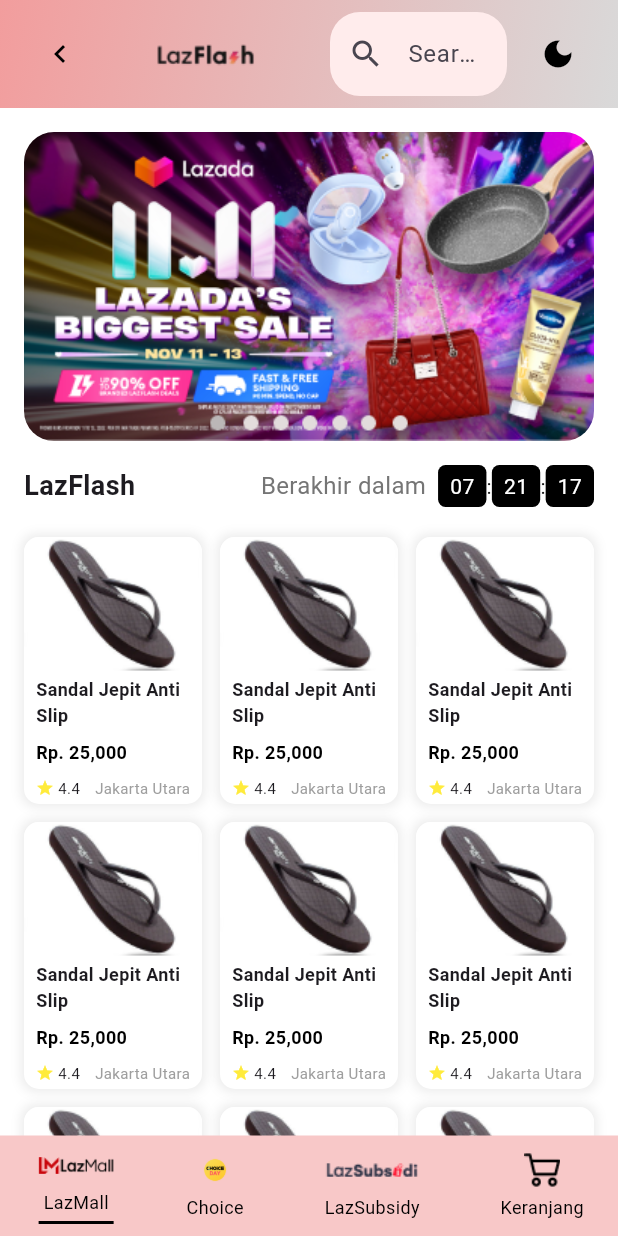
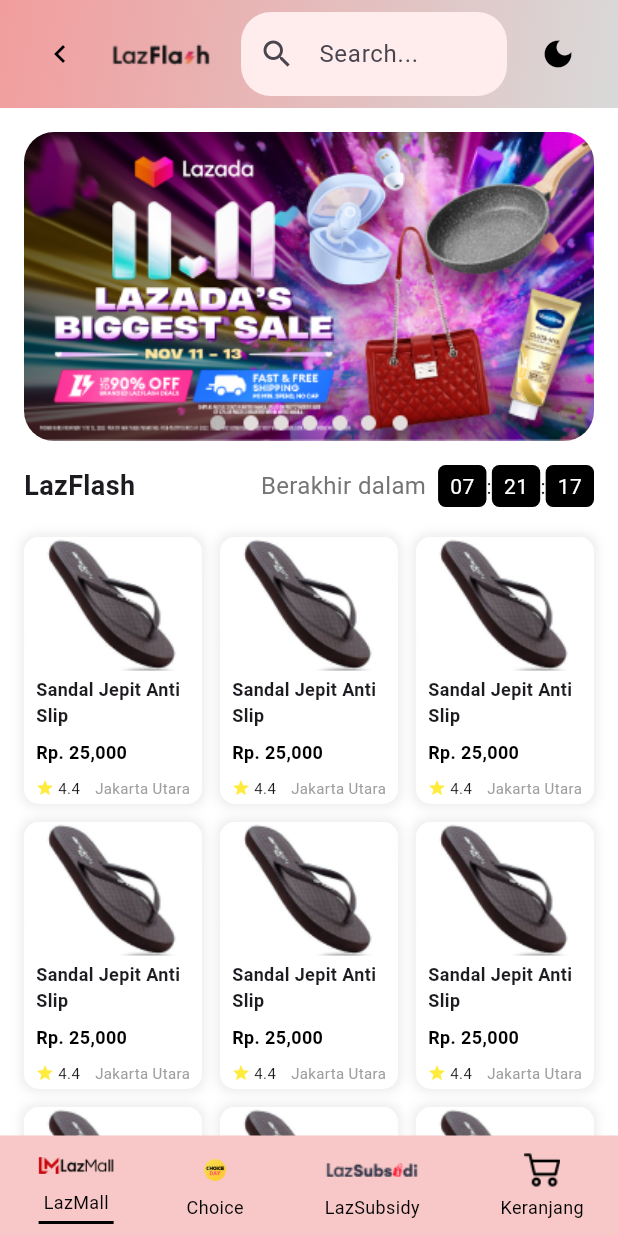
Before and after one commit to TB-PPB-Group-8/tubes_PPB, a Flutter app: the LazMall screen opened by its route, on a phone screen of 412 x 824 dp. Run offline on Flutter 3.47's test engine with Material 3 defaults, Android fonts, the phone set to English and light mode, and no system bars; drawn by our look-alikes of carousel_slider; our stand-ins replace badges, cloud_firestore, firebase_auth, firebase_core, shared_preferences; accounts and stored records are empty; Roboto replaces fonts that are missing (Poppins).

Commit message:
update lazmall_screen

```diff
--- a/lib/screens/lazmall_screen.dart
+++ b/lib/screens/lazmall_screen.dart
@@ -40,15 +40,18 @@
                     Navigator.pop(context);
                   },
                 ),
-                ClipRRect(
-                  borderRadius: BorderRadius.circular(5),
-                  child: Image.asset(
-                    'assets/images/icon_lazflash.png',
-                    height: 50,
+                Expanded(
+                  child: ClipRRect(
+                    borderRadius: BorderRadius.circular(5),
+                    child: Image.asset(
+                      'assets/images/icon_lazflash.png',
+                      height: 50,
+                    ),
                   ),
                 ),
                 SizedBox(width: 8),
                 Expanded(
+                  flex: 2,
                   child: TextField(
                     decoration: InputDecoration(
                       hintText: 'Search...',
```
